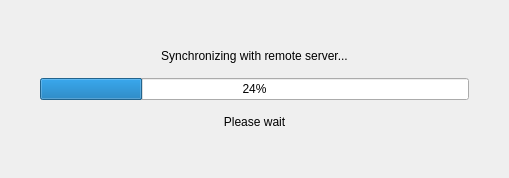
Qt form src/syncwidget.ui (voyagerok/gmusic-player-qt) before a commit.
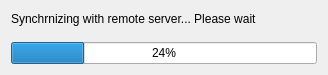
The same form after that commit.

Commit message: sync dialog: change layout

Patch:
```diff
--- a/src/syncwidget.ui
+++ b/src/syncwidget.ui
@@ -6,8 +6,8 @@
    <rect>
     <x>0</x>
     <y>0</y>
-    <width>509</width>
-    <height>178</height>
+    <width>328</width>
+    <height>75</height>
    </rect>
   </property>
   <property name="windowTitle">
@@ -17,32 +17,10 @@
    <property name="spacing">
     <number>15</number>
    </property>
-   <property name="leftMargin">
-    <number>40</number>
-   </property>
-   <property name="rightMargin">
-    <number>40</number>
-   </property>
-   <item>
-    <spacer name="verticalSpacer_2">
-     <property name="orientation">
-      <enum>Qt::Vertical</enum>
-     </property>
-     <property name="sizeHint" stdset="0">
-      <size>
-       <width>20</width>
-       <height>40</height>
-      </size>
-     </property>
-    </spacer>
-   </item>
    <item>
     <widget class="QLabel" name="label">
      <property name="text">
-      <string>Synchronizing with remote server...</string>
-     </property>
-     <property name="alignment">
-      <set>Qt::AlignCenter</set>
+      <string>Synchrnizing with remote server... Please wait</string>
      </property>
     </widget>
    </item>
@@ -51,34 +29,8 @@
      <property name="value">
       <number>24</number>
      </property>
-     <property name="alignment">
-      <set>Qt::AlignCenter</set>
-     </property>
     </widget>
    </item>
-   <item>
-    <widget class="QLabel" name="label_2">
-     <property name="text">
-      <string>Please wait</string>
-     </property>
-     <property name="alignment">
-      <set>Qt::AlignCenter</set>
-     </property>
-    </widget>
-   </item>
-   <item>
-    <spacer name="verticalSpacer">
-     <property name="orientation">
-      <enum>Qt::Vertical</enum>
-     </property>
-     <property name="sizeHint" stdset="0">
-      <size>
-       <width>20</width>
-       <height>40</height>
-      </size>
-     </property>
-    </spacer>
-   </item>
   </layout>
  </widget>
  <resources/>
```
Left out of the diff: 2 changed lines with no effect on the pictures.
